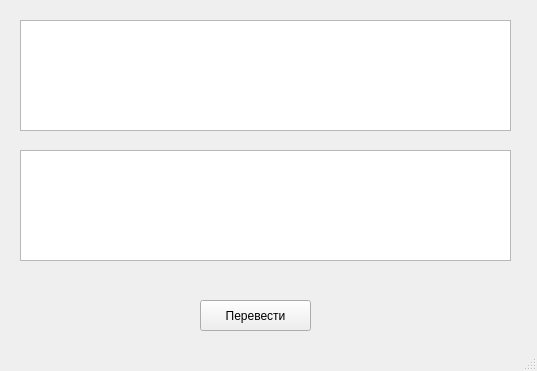
Before: the Qt Designer form windows/mainwindow.ui in ssdml/stranslate, drawn with Qt 5.
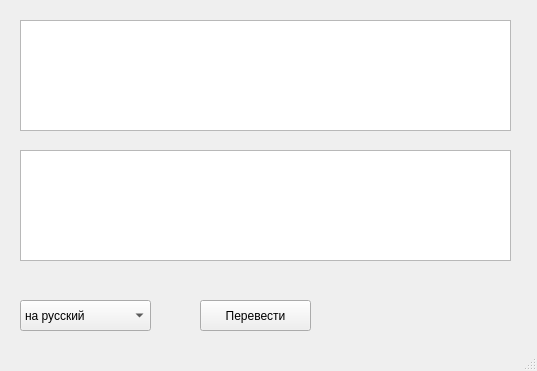
After: the same form once the commit is applied.

The edit to the form file:
```diff
--- a/windows/mainwindow.ui
+++ b/windows/mainwindow.ui
@@ -57,6 +57,26 @@
 &lt;p style=&quot;-qt-paragraph-type:empty; margin-top:0px; margin-bottom:0px; margin-left:0px; margin-right:0px; -qt-block-indent:0; text-indent:0px;&quot;&gt;&lt;br /&gt;&lt;/p&gt;&lt;/body&gt;&lt;/html&gt;</string>
     </property>
    </widget>
+   <widget class="QComboBox" name="language_select">
+    <property name="geometry">
+     <rect>
+      <x>20</x>
+      <y>300</y>
+      <width>131</width>
+      <height>31</height>
+     </rect>
+    </property>
+    <item>
+     <property name="text">
+      <string>на русский</string>
+     </property>
+    </item>
+    <item>
+     <property name="text">
+      <string comment="EN" extracomment="Примечание">на английский</string>
+     </property>
+    </item>
+   </widget>
   </widget>
   <widget class="QStatusBar" name="statusBar"/>
  </widget>
```
